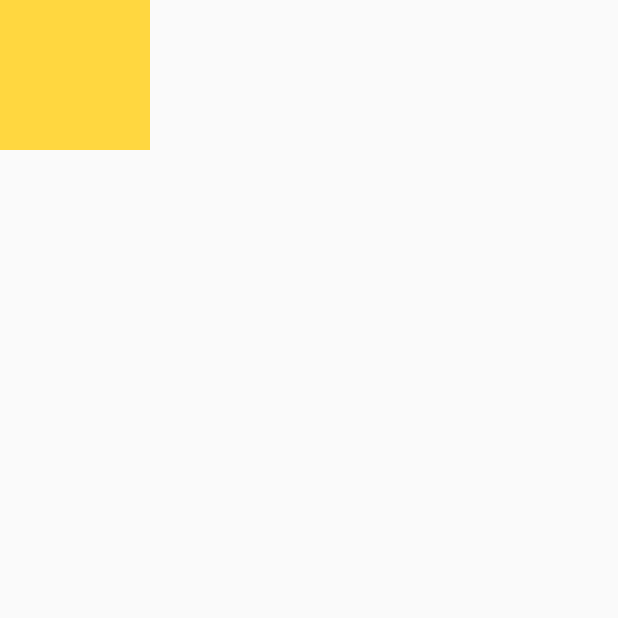
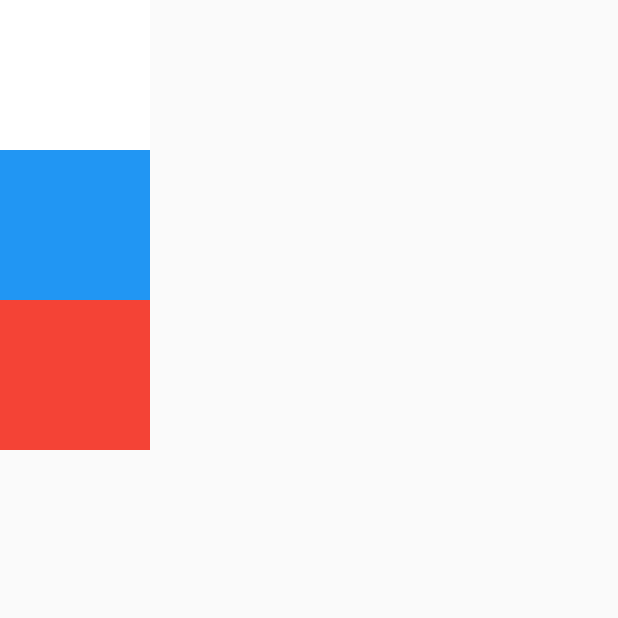
Before and after one commit to Cheelek/kaban, a Flutter app: the screen it shows after launch, on a phone screen of 412 x 824 dp, the top half of it. Run offline on Flutter 3.47's test engine with Material 2 defaults, Android fonts, the phone set to English and light mode, and no system bars.

Commit message:
исправил

```diff
--- a/kaban/lib/main.dart
+++ b/kaban/lib/main.dart
@@ -1,5 +1,6 @@
 import 'package:flutter/material.dart';
 import 'package:kaban/pages/HomePage.dart';
+import 'package:kaban/pages/flag.dart';
 
 void main() {
   runApp(const MyAPP());
@@ -10,7 +11,7 @@ class MyAPP extends StatelessWidget {
   @override
   Widget build(BuildContext context) {
     return MaterialApp(
-      home:HomePage() ,
+      home:Flag() ,
     );
   }
 }
```
